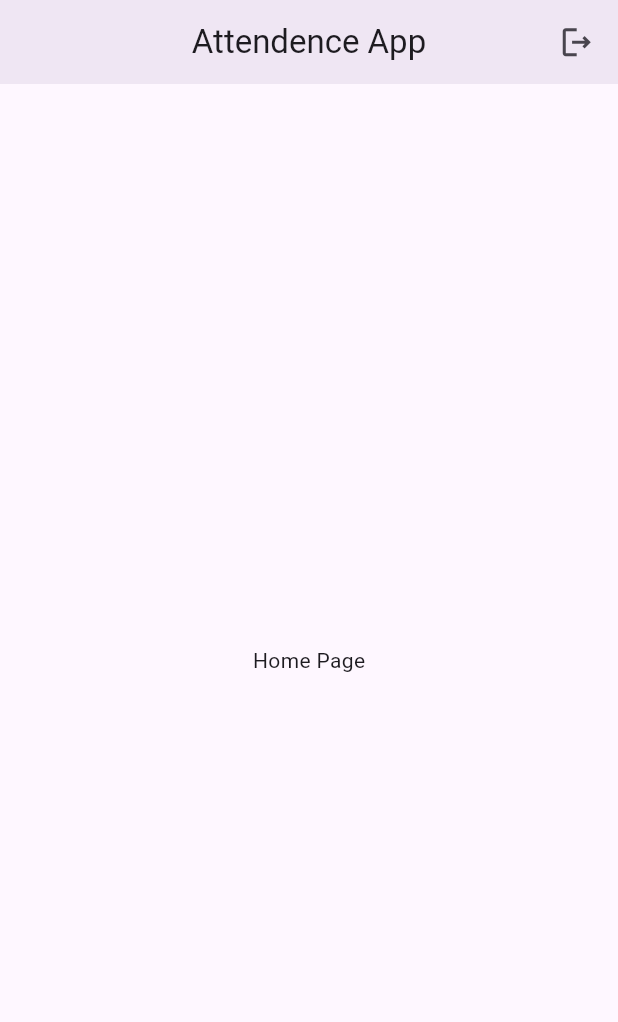
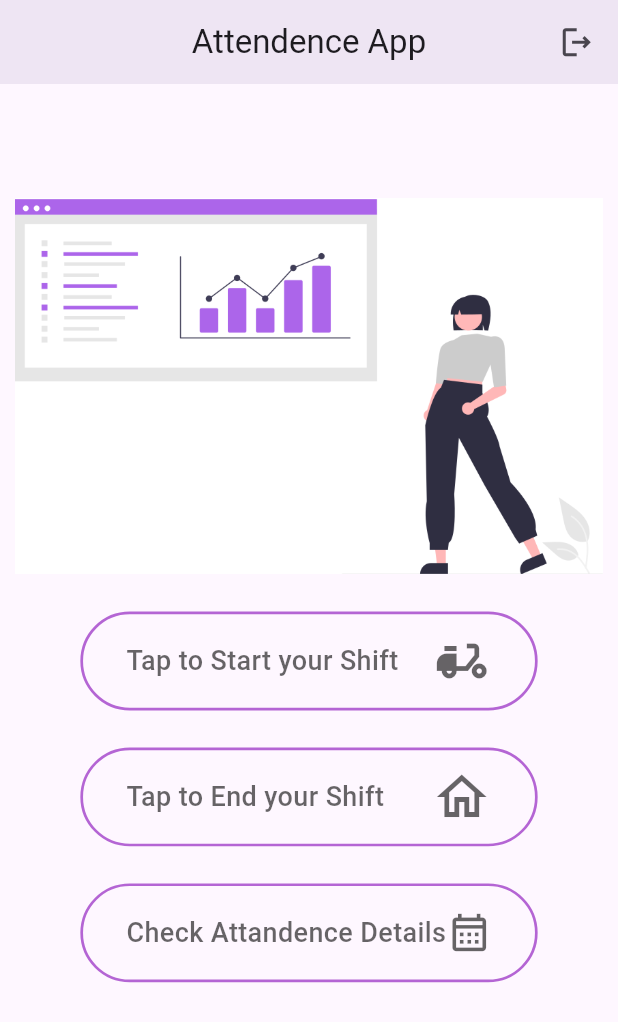
Before and after one commit to Uttkarsh-raj/Attendance-app, a Flutter app: the screen it shows once a user with an empty profile is signed in, on a phone screen of 412 x 824 dp. Shown: the top 1022 px of the screen. Run offline on Flutter 3.47's test engine with Material 2 defaults, Android fonts, the phone set to English and light mode, and no system bars; our stand-ins replace cloud_firestore, firebase_auth, firebase_core; accounts and stored records are empty; network calls fail.

Commit message:
home page ui

```diff
--- a/lib/home_page/home_page.dart
+++ b/lib/home_page/home_page.dart
@@ -1,16 +1,21 @@
+import 'package:attendence_app/home_page/util.dart';
 import 'package:firebase_auth/firebase_auth.dart';
-import 'package:firebase_core/firebase_core.dart';
 import 'package:flutter/material.dart';
 
-class HomePage extends StatelessWidget {
+class HomePage extends StatefulWidget {
   const HomePage({super.key});
 
+  @override
+  State<HomePage> createState() => _HomePageState();
+}
+
+class _HomePageState extends State<HomePage> {
   @override
   Widget build(BuildContext context) {
     Size size = MediaQuery.of(context).size;
     return Scaffold(
       appBar: AppBar(
-        elevation: 5,
+        elevation: 6,
         centerTitle: true,
         title: const Text('Attendence App'),
         actions: [
@@ -28,8 +33,42 @@ class HomePage extends StatelessWidget {
           ),
         ],
       ),
-      body: const Center(
-        child: Text('Home Page'),
+      body: Padding(
+        padding: const EdgeInsets.all(10.0),
+        child: Column(
+          children: [
+            SizedBox(height: size.height * 0.08),
+            Image.asset('asset/images/presentation.png'),
+            SizedBox(height: size.height * 0.03),
+            CustomButton(
+              label: 'Tap to Start your Shift',
+              icon: Icon(
+                Icons.delivery_dining,
+                size: 40,
+                color: Colors.black.withOpacity(0.6),
+              ),
+            ),
+            SizedBox(height: size.height * 0.03),
+            CustomButton(
+              label: 'Tap to End your Shift',
+              icon: Icon(
+                Icons.home_outlined,
+                size: 40,
+                color: Colors.black.withOpacity(0.6),
+              ),
+            ),
+            SizedBox(height: size.height * 0.03),
+            CustomButton(
+              label: 'Check Attandence Details',
+              icon: Icon(
+                Icons.calendar_month_outlined,
+                size: 30,
+                color: Colors.black.withOpacity(0.6),
+              ),
+            ),
+            SizedBox(height: size.height * 0.03),
+          ],
+        ),
       ),
     );
   }
--- /dev/null
+++ b/lib/home_page/util.dart
@@ -0,0 +1,47 @@
+import 'package:flutter/material.dart';
+
+class CustomButton extends StatelessWidget {
+  const CustomButton({super.key, required this.label, required this.icon});
+  final String label;
+  final Icon icon;
+
+  @override
+  Widget build(BuildContext context) {
+    Size size = MediaQuery.of(context).size;
+    return Center(
+      child: Container(
+        width: size.width * 0.74,
+        height: size.height * 0.08,
+        decoration: BoxDecoration(
+          border: Border.all(
+            color: const Color.fromARGB(255, 162, 64, 201).withOpacity(0.8),
+            width: 1.8,
+          ),
+          borderRadius: BorderRadius.circular(50),
+        ),
+        child: Padding(
+          padding: EdgeInsets.all(size.width * 0.07).copyWith(
+            top: 3,
+            bottom: 3,
+          ),
+          child: Row(
+            mainAxisAlignment: MainAxisAlignment.spaceBetween,
+            children: [
+              Center(
+                child: Text(
+                  label,
+                  style: TextStyle(
+                    fontWeight: FontWeight.w500,
+                    fontSize: 18,
+                    color: Colors.black.withOpacity(0.6),
+                  ),
+                ),
+              ),
+              icon
+            ],
+          ),
+        ),
+      ),
+    );
+  }
+}
--- a/lib/main.dart
+++ b/lib/main.dart
@@ -16,7 +16,7 @@ class MyApp extends StatelessWidget {
   Widget build(BuildContext context) {
     return MaterialApp(
       debugShowCheckedModeBanner: false,
-      title: 'Flutter Demo',
+      title: 'Attendence App',
       theme: ThemeData(
         colorScheme: ColorScheme.fromSeed(seedColor: Colors.deepPurple),
         useMaterial3: true,
--- a/pubspec.yaml
+++ b/pubspec.yaml
@@ -38,6 +38,7 @@ dependencies:
   firebase_core: ^2.15.0
   cloud_firestore: ^4.8.3
   firebase_auth: ^4.7.1
+  slider_button: ^2.0.0
 
 dev_dependencies:
   flutter_test:
```
Also changed, not shown: asset/images/presentation.png (added), pubspec.lock, 1 other file.
